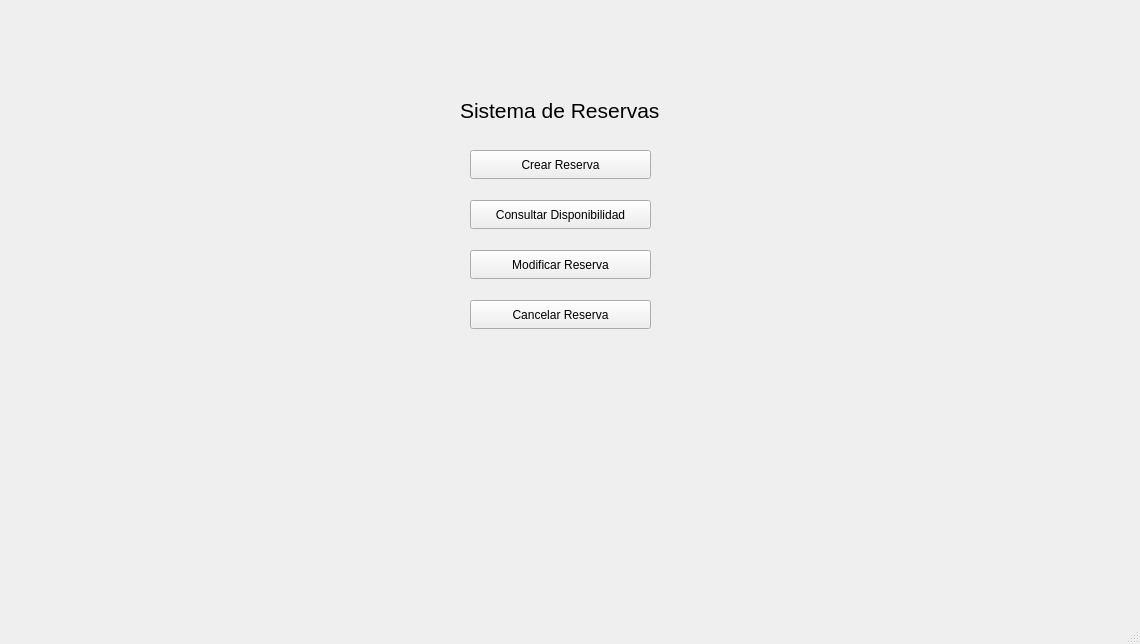
Above: mainwindow.ui from Ajborjas/SistemaReservas before the change. Below: the same form after it.
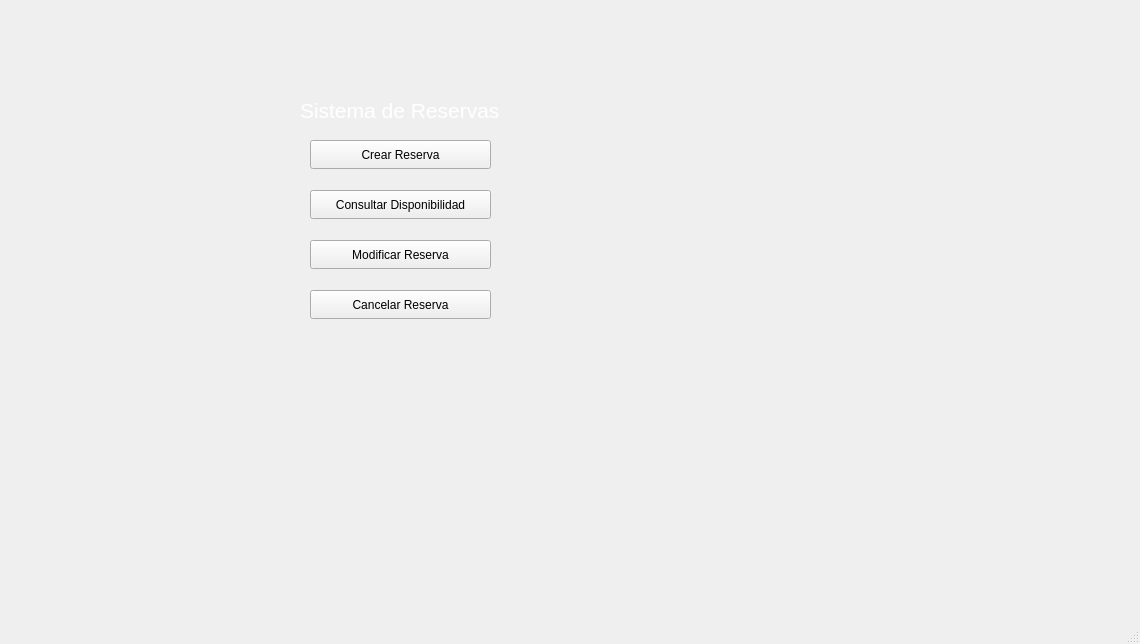
That is the form after the change.

```diff
--- a/mainwindow.ui
+++ b/mainwindow.ui
@@ -17,8 +17,8 @@
    <widget class="QPushButton" name="btnCrearReserva">
     <property name="geometry">
      <rect>
-      <x>470</x>
-      <y>150</y>
+      <x>310</x>
+      <y>140</y>
       <width>181</width>
       <height>29</height>
      </rect>
@@ -30,8 +30,8 @@
    <widget class="QPushButton" name="btnConsultarDisponibilidad">
     <property name="geometry">
      <rect>
-      <x>470</x>
-      <y>200</y>
+      <x>310</x>
+      <y>190</y>
       <width>181</width>
       <height>29</height>
      </rect>
@@ -43,8 +43,8 @@
    <widget class="QPushButton" name="btnModificarReserva">
     <property name="geometry">
      <rect>
-      <x>470</x>
-      <y>250</y>
+      <x>310</x>
+      <y>240</y>
       <width>181</width>
       <height>29</height>
      </rect>
@@ -56,8 +56,8 @@
    <widget class="QPushButton" name="btnCancelarReserva">
     <property name="geometry">
      <rect>
-      <x>470</x>
-      <y>300</y>
+      <x>310</x>
+      <y>290</y>
       <width>181</width>
       <height>29</height>
      </rect>
@@ -69,14 +69,14 @@
    <widget class="QLabel" name="label">
     <property name="geometry">
      <rect>
-      <x>460</x>
+      <x>300</x>
       <y>70</y>
       <width>451</width>
       <height>81</height>
      </rect>
     </property>
     <property name="text">
-     <string>&lt;html&gt;&lt;head/&gt;&lt;body&gt;&lt;p&gt;&lt;span style=&quot; font-size:16pt;&quot;&gt;                         Sistema de Reservas&lt;/span&gt;&lt;/p&gt;&lt;/body&gt;&lt;/html&gt;</string>
+     <string>&lt;html&gt;&lt;head/&gt;&lt;body&gt;&lt;p&gt;&lt;span style=&quot; font-size:16pt; color:#ffffff;&quot;&gt;Sistema de Reservas&lt;/span&gt;&lt;/p&gt;&lt;/body&gt;&lt;/html&gt;</string>
     </property>
    </widget>
   </widget>
```
Left out of the diff: 2 changed lines with no effect on the pictures.
